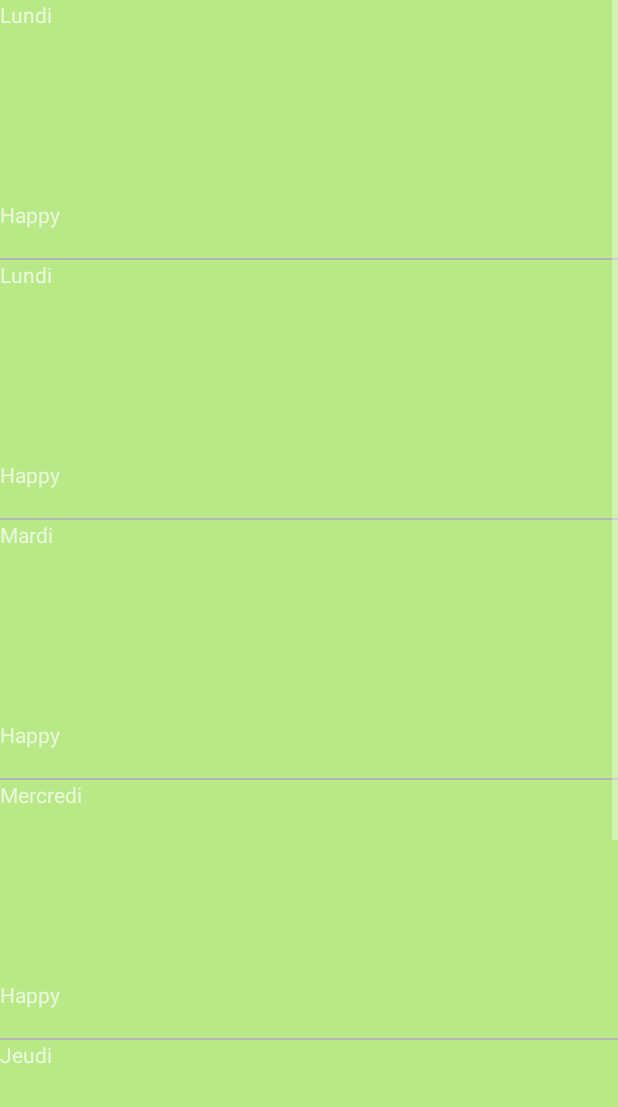
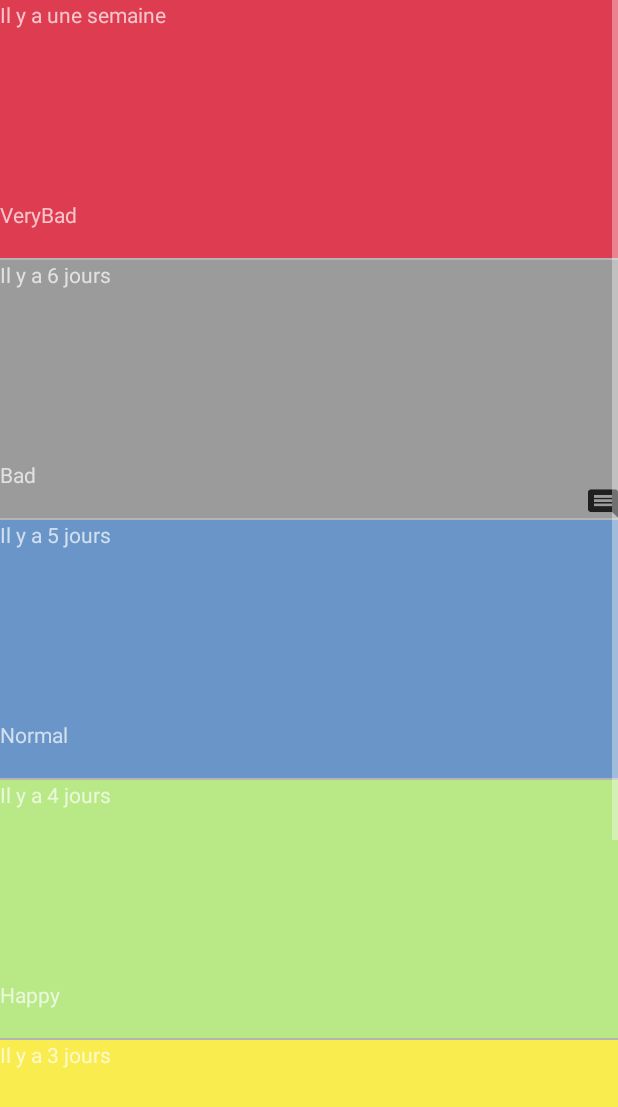
Before and after one commit to Aceman74/MoodTracker_P3, an Android app: the screen it shows after launch (HistoryActivity), after a tap on "Get your mood history on past 7 day !", on a phone screen of 412 x 824 dp. Shown: the top 1107 px of the screen. Run offline under Robolectric (Android 15) with nearby library versions, the phone set to English and light mode, and no system bars.

Commit message:
Save ok, first launch checking, textview history.

```diff
--- a/app/src/main/AndroidManifest.xml
+++ b/app/src/main/AndroidManifest.xml
@@ -1,5 +1,7 @@
 <?xml version="1.0" encoding="utf-8"?>
 <manifest xmlns:android="http://schemas.android.com/apk/res/android"
+    xmlns:tools="http://schemas.android.com/tools"
+
     package="com.aceman.moodtracker">
 
     <application
@@ -8,8 +10,9 @@
         android:label="@string/app_name"
         android:roundIcon="@mipmap/ic_launcher_round"
         android:supportsRtl="true"
+        tools:replace="android:appComponentFactory"
+        android:appComponentFactory="whateverString"
         android:theme="@style/AppTheme">
-        <activity android:name=".controller.NoteActivity"></activity>
         <activity
             android:name=".controller.HistoryActivity"
             android:theme="@style/Theme.AppCompat.NoActionBar" />
--- a/app/src/main/java/com/aceman/moodtracker/controller/MainHappyActivity.java
+++ b/app/src/main/java/com/aceman/moodtracker/controller/MainHappyActivity.java
@@ -19,12 +19,11 @@ import com.google.gson.reflect.TypeToken;
 
 import java.lang.reflect.Type;
 import java.util.ArrayList;
-import java.util.Calendar;
 import java.util.List;
 
 import static com.aceman.moodtracker.controller.NoteActivity.mAddNote;
 import static com.aceman.moodtracker.controller.NoteActivity.mIsNote;
-import static com.aceman.moodtracker.model.MoodSave.CheckDay;
+import static com.aceman.moodtracker.model.MoodSave.Today;
 import static java.lang.System.out;
 
 public class MainHappyActivity extends AppCompatActivity {
@@ -36,28 +35,29 @@ public class MainHappyActivity extends AppCompatActivity {
     private ImageButton mHistory;
     private MainHappyActivity mActivity;
     private SharedPreferences mMoodSavePref;
+    private SharedPreferences mFirstLaunchToday;
     private List<MoodSave> MoodSaveList;
+    public int mLastDay;
 
     @Override
     protected void onCreate(Bundle savedInstanceState) {
         super.onCreate(savedInstanceState);
         setContentView(R.layout.activity_happy);
         System.out.println("MainHappyActivity:onCreate()");
+        final Animation shake = AnimationUtils.loadAnimation(getApplicationContext(),R.anim.shake_anim);
         this.mActivity = this;
         loadData();
-
         mMainFrame = findViewById(R.id.activity_main_frame);
         mSmiley = findViewById(R.id.activity_main_happy_smiley_btn);
         mNote = findViewById(R.id.activity_main_happy_note_btn);
         mHistory = findViewById(R.id.activity_main_happy_history_btn);
-        final Animation shake = AnimationUtils.loadAnimation(this,R.anim.shake_anim);
-
 
         mSmiley.setOnClickListener(new View.OnClickListener() {
             @Override
+
             public void onClick(View v) {
-
-                MoodSaveList.add(CheckDay(), new MoodSave(MoodSave.getActualDay(),"Happy", mIsNote,mAddNote));
+                MoodSaveList.remove(7);
+                MoodSaveList.add(7, new MoodSave(Today(),"Happy", mIsNote,mAddNote));
 
              //   Calendar.getInstance().get(Calendar.DAY_OF_WEEK);
                 saveData();
@@ -86,7 +86,22 @@ public class MainHappyActivity extends AppCompatActivity {
         });
     }
 
+    private boolean CheckLaunchToday() {
+        if(Today() != mLastDay){
+            mLastDay=Today();
+            return true;
+        }
+        else
+            return false;
+
+    }
+
     private void saveData(){
+
+        SharedPreferences mFirstLaunchToday = getSharedPreferences("LaunchToday",MODE_PRIVATE);
+        SharedPreferences.Editor firstLaunch = mFirstLaunchToday.edit();
+        firstLaunch.putInt("IsFirstLaunchToday",mLastDay);
+        firstLaunch.apply();
         SharedPreferences mMoodSavePref = getSharedPreferences("MoodSave",MODE_PRIVATE);
         SharedPreferences.Editor editor = mMoodSavePref.edit();
         Gson gson = new Gson();
@@ -96,23 +111,39 @@ public class MainHappyActivity extends AppCompatActivity {
     }
 
     private void loadData(){
+
+        SharedPreferences mFirstLaunchToday = getSharedPreferences("LaunchToday",MODE_PRIVATE);
+        mLastDay = mFirstLaunchToday.getInt("IsFirstLaunchToday",mLastDay);
         SharedPreferences mMoodSavePref = getSharedPreferences("MoodSave",MODE_PRIVATE);
         Gson gson = new Gson();
         String json = mMoodSavePref.getString("TestList", null);
         Type type = new TypeToken<List<MoodSave>>() {}.getType();
         MoodSaveList = gson.fromJson(json, type);
+        CheckLaunchToday();
 
         if(MoodSaveList == null){
             MoodSaveList = new ArrayList<MoodSave>();
-            MoodSaveList.add(0,new MoodSave("Lundi","Happy", false,null));
-            MoodSaveList.add(1,new MoodSave("Mardi","Happy", false,null));
-            MoodSaveList.add(2,new MoodSave("Mercredi","Happy", false,null));
-            MoodSaveList.add(3,new MoodSave("Jeudi","Happy", false,null));
-            MoodSaveList.add(4,new MoodSave("Vendredi","Happy", false,null));
-            MoodSaveList.add(5,new MoodSave("Samedi","Happy", false,null));
-            MoodSaveList.add(6,new MoodSave("Dimanche","Happy", false,null));
-            MoodSaveList.add(7,new MoodSave(null,null, false,null));
+            MoodSaveList.add(0,new MoodSave(Today()-7,"VeryBad", false,null));
+            MoodSaveList.add(1,new MoodSave(Today()-6,"Bad", true,"Mauvaise journée!"));
+            MoodSaveList.add(2,new MoodSave(Today()-5,"Normal", false,null));
+            MoodSaveList.add(3,new MoodSave(Today()-4,"Happy", false,null));
+            MoodSaveList.add(4,new MoodSave(Today()-3,"VeryHappy", true,"Belle Journée!!"));
+            MoodSaveList.add(5,new MoodSave(Today()-2,"Happy", false,null));
+            MoodSaveList.add(6,new MoodSave(Today()-1,"Happy", false,null));
+            MoodSaveList.add(7,new MoodSave(Today(),null, false,null));
             saveData();
+        }
+        if(Today() != mLastDay){
+
+
+            MoodSaveList.set(0,MoodSaveList.get(1));
+            MoodSaveList.set(1,MoodSaveList.get(2));
+            MoodSaveList.set(2,MoodSaveList.get(3));
+            MoodSaveList.set(3,MoodSaveList.get(4));
+            MoodSaveList.set(4,MoodSaveList.get(5));
+            MoodSaveList.set(5,MoodSaveList.get(6));
+            MoodSaveList.set(6,MoodSaveList.get(7));
+
         }
     }
 
--- a/app/src/main/java/com/aceman/moodtracker/model/HistoryAdapter.java
+++ b/app/src/main/java/com/aceman/moodtracker/model/HistoryAdapter.java
@@ -13,6 +13,8 @@ import android.widget.Toast;
 import com.aceman.moodtracker.R;
 
 import java.util.List;
+
+import static com.aceman.moodtracker.model.MoodSave.Today;
 
 
 /**
@@ -53,7 +55,7 @@ public class HistoryAdapter extends BaseAdapter {
         view = inflater.inflate(R.layout.adapter_history, null);
 
         MoodSave actualItem = (MoodSave) getItem(i);
-        String Day = actualItem.getDay();
+        int Day = actualItem.getDay();
         String Mood = actualItem.getMood();
         Boolean Note = actualItem.getNote();
         String NoteWrite = actualItem.getAddNote();
@@ -62,7 +64,8 @@ public class HistoryAdapter extends BaseAdapter {
         TextView MoodView = view.findViewById(R.id.history_mood_text);
         LinearLayout HistoryBack = view.findViewById(R.id.mood_color);
         ImageButton NoteBtn = view.findViewById(R.id.history_comment_btn);
-        DayView.setText(Day);
+        SetDayOfWeek(Day,DayView);
+        // DayView.setText(Day);
         MoodView.setText(Mood);
         DayView.setHeight(200);
         NoteShow(Note,NoteWrite,NoteBtn);
@@ -113,4 +116,23 @@ public class HistoryAdapter extends BaseAdapter {
         }
 
     }
+
+    private void SetDayOfWeek(int Day,TextView DayView ){
+
+        if(Day == Today()-1){
+            DayView.setText("Hier");
+        }if(Day == Today()-2){
+            DayView.setText("Avant-hier");
+        }if(Day == Today()-3){
+            DayView.setText("Il y a 3 jours");
+        }if(Day == Today()-4){
+            DayView.setText("Il y a 4 jours");
+        }if(Day == Today()-5){
+            DayView.setText("Il y a 5 jours");
+        }if(Day == Today()-6){
+            DayView.setText("Il y a 6 jours");
+        }if(Day == Today()-7){
+            DayView.setText("Il y a une semaine");
+        }
+    }
 }
--- a/build.gradle
+++ b/build.gradle
@@ -1,4 +1,5 @@
 // Top-level build file where you can add configuration options common to all sub-projects/modules.
+
 
 buildscript {
     repositories {
@@ -21,7 +22,6 @@ allprojects {
 
     }
 }
-
 task clean(type: Delete) {
     delete rootProject.buildDir
 }
```
Also changed, not shown: app/build.gradle (+7 -0 lines), app/src/main/java/com/aceman/moodtracker/controller/BadActivity.java (+5 -9 lines), app/src/main/java/com/aceman/moodtracker/controller/NormalActivity.java (+3 -8 lines), app/src/main/java/com/aceman/moodtracker/controller/VeryBadActivity.java (+3 -9 lines), app/src/main/java/com/aceman/moodtracker/controller/VeryHappyActivity.java (+3 -9 lines), app/src/main/java/com/aceman/moodtracker/model/MoodSave.java (+11 -67 lines).
